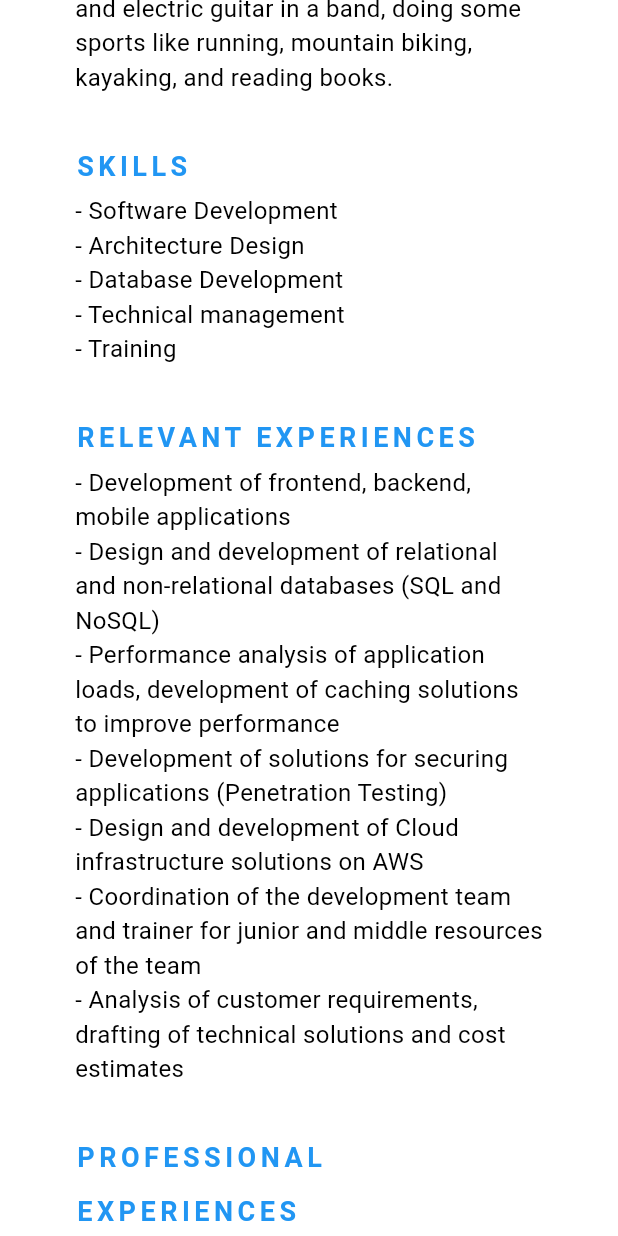
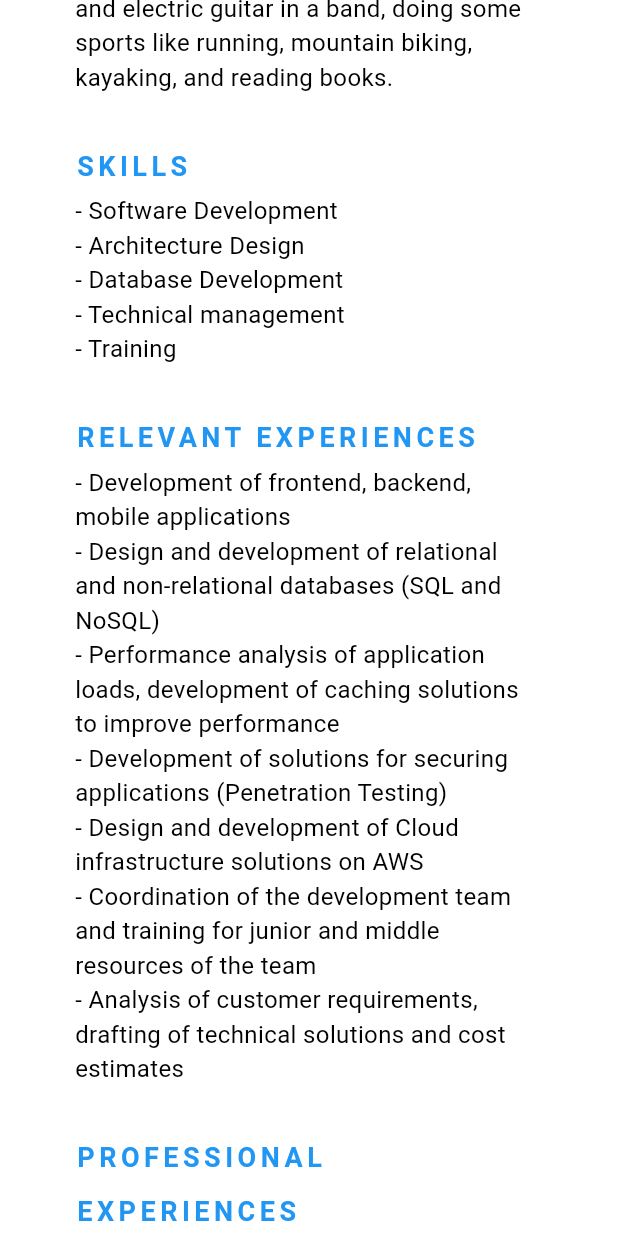
Before and after one commit to davideperrotta/resume_app, a Flutter app: the screen it shows after launch, scrolled down 576 dp, on a phone screen of 412 x 824 dp. Run offline on Flutter 3.47's test engine with Material 3 defaults, Android fonts, the light colour scheme and no system bars; our stand-ins replace bloc, equatable, flutter_bloc, responsive_builder.

Commit message:
update description 3

```diff
--- a/lib/main.dart
+++ b/lib/main.dart
@@ -93,7 +93,7 @@ class LeftColumn extends StatelessWidget {
         ),
         Container(
           child: Text(
-            '- Development of frontend, backend, mobile applications\n- Design and development of relational and non-relational databases (SQL and NoSQL)\n- Performance analysis of application loads, development of caching solutions to improve performance\n- Development of solutions for securing applications (Penetration Testing)\n- Design and development of Cloud infrastructure solutions on AWS\n- Coordination of the development team and trainer for junior and middle resources of the team\n- Analysis of customer requirements, drafting of technical solutions and cost estimates',
+            '- Development of frontend, backend, mobile applications\n- Design and development of relational and non-relational databases (SQL and NoSQL)\n- Performance analysis of application loads, development of caching solutions to improve performance\n- Development of solutions for securing applications (Penetration Testing)\n- Design and development of Cloud infrastructure solutions on AWS\n- Coordination of the development team and training for junior and middle resources of the team\n- Analysis of customer requirements, drafting of technical solutions and cost estimates',
             style: descriptionStyle,
           ),
         ),
```
